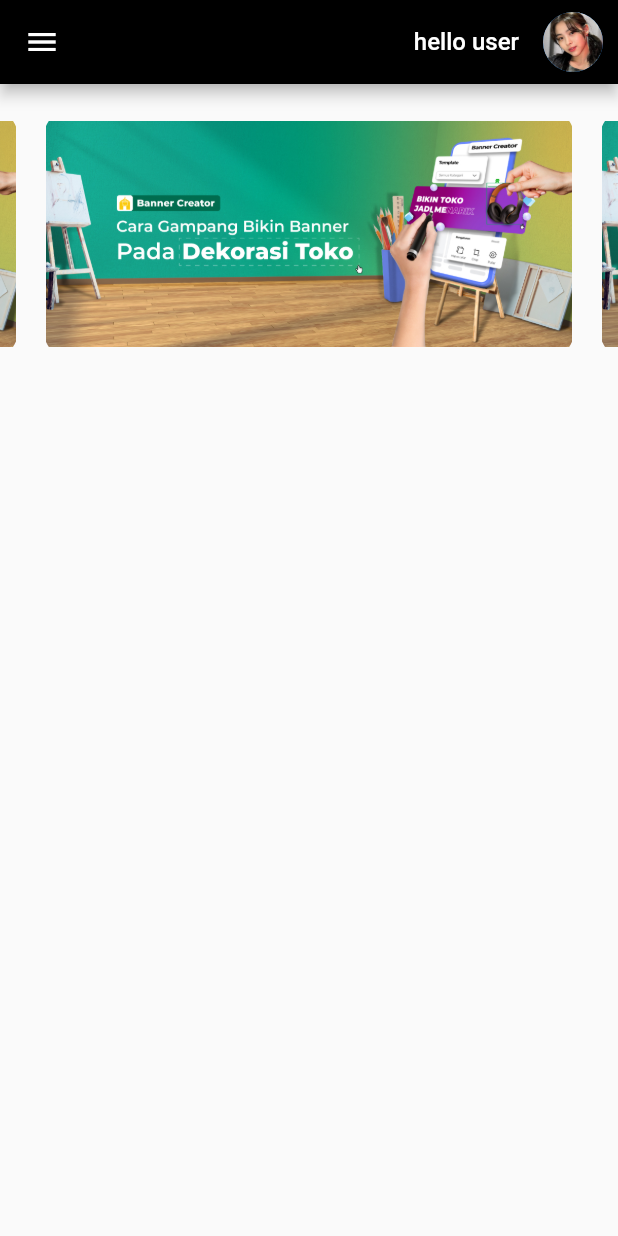
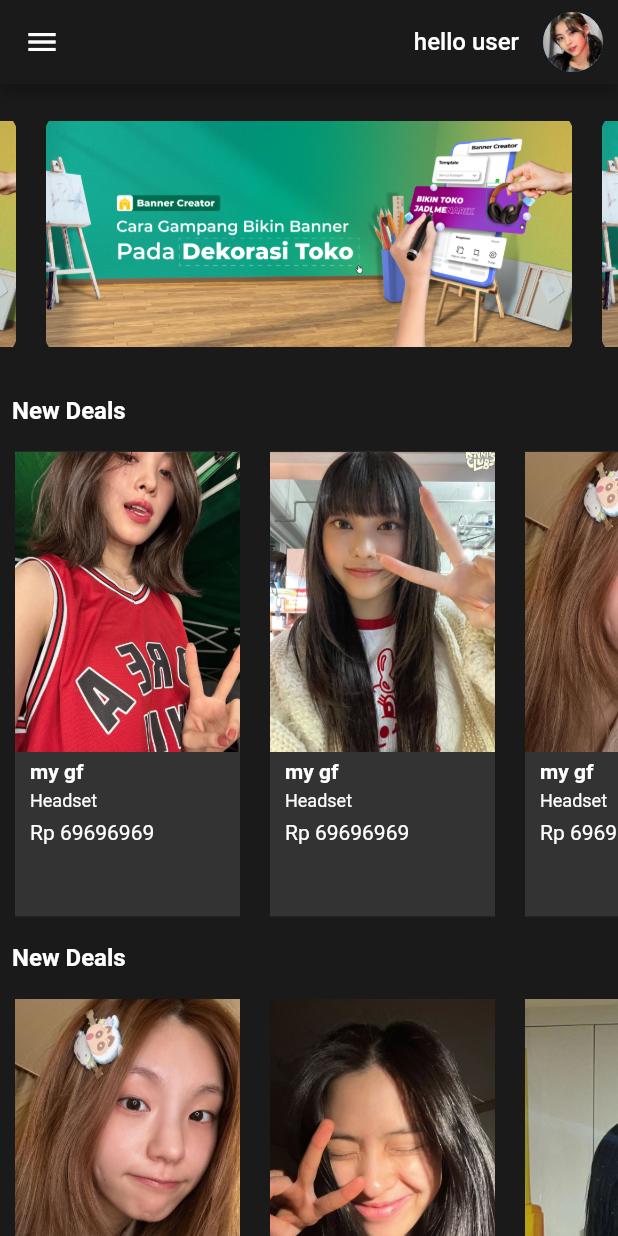
Before and after one commit to mughidaf/Gative-Mobile-App, a Flutter app: the screen it shows after launch, on a phone screen of 412 x 824 dp. Run offline on Flutter 3.47's test engine with Material 2 defaults, Android fonts, the phone set to English and light mode, and no system bars; drawn by our look-alikes of carousel_slider.

Commit message:
Dasboard Done

```diff
--- /dev/null
+++ b/lib/Home/Presentation/appbar.dart
@@ -0,0 +1,245 @@
+import 'package:flutter/material.dart';
+import 'package:carousel_slider/carousel_slider.dart';
+
+class Sidebar extends StatelessWidget {
+  @override
+  Widget build(BuildContext context) {
+    return MaterialApp(
+      home: Scaffold(
+        backgroundColor: Color(0xFF1A1A1A),
+        appBar: AppBar(
+          backgroundColor: Color(0xFF1A1A1A),
+          leading: Builder(
+            builder: (BuildContext context) {
+              return IconButton(
+                icon: Icon(Icons.menu),
+                onPressed: () {
+                  Scaffold.of(context).openDrawer();
+                },
+              );
+            },
+          ),
+          actions: <Widget>[
+            CircleAvatar(
+              backgroundImage: AssetImage('assets/do.webp'),
+            ),
+            SizedBox(width: 10),
+          ],
+          title: Align(
+            alignment: Alignment.centerRight,
+            child: Text(
+              'hello user',
+              style: TextStyle(fontSize: 16, color: Colors.white),
+            ),
+          ),
+        ),
+        drawer: Drawer(
+          child: ListView(
+            children: <Widget>[
+              DrawerHeader(
+                child: Text('Sidebar'),
+                decoration: BoxDecoration(
+                  color: Colors.grey,
+                ),
+              ),
+              ListTile(
+                title: Text('Category'),
+                onTap: () {
+                  // Handle item 1 press
+                },
+              ),
+              ListTile(
+                title: Text('Shopping Cart'),
+                onTap: () {
+                  // Handle item 2 press
+                },
+              ),
+              ListTile(
+                title: Text('Wishlist'),
+                onTap: () {
+                  // Handle item 3 press
+                },
+              ),
+              ListTile(
+                title: Text('Forum'),
+                onTap: () {
+                  // Handle item 4 press
+                },
+              ),
+            ],
+          ),
+        ),
+        body: SingleChildScrollView(
+          child: Column(
+            children: [
+              Container(
+                height: 200.0,
+                child: CarouselSlider(
+                  options: CarouselOptions(
+                      height: 200.0,
+                      viewportFraction: 0.9,
+                      aspectRatio: 16 / 9,
+                      autoPlay: true,
+                      ),
+                  items: [
+                    "assets/slide/banner1.jpg",
+                    "assets/slide/banner1.jpg",
+                  ].map((i) {
+                    return Builder(
+                      builder: (BuildContext context) {
+                        return Container(
+                          margin: EdgeInsets.symmetric(horizontal: 5),
+                          child: ClipRRect(
+                            borderRadius: BorderRadius.circular(50),
+                            child: Container(
+                              margin: EdgeInsets.symmetric(horizontal: 5),
+                              child: Image.asset(i, fit: BoxFit.contain),
+                            ),
+                          ),
+                        );
+                      },
+                    );
+                  }).toList(),
+                ),
+              ),
+              Padding(
+                padding: const EdgeInsets.all(8.0),
+                child: Align(
+                  alignment: Alignment.topLeft,
+                  child: Text(
+                    'New Deals',
+                    style: TextStyle(fontSize: 16, fontWeight: FontWeight.bold, color: Colors.white),
+                  ),
+                ),
+              ),
+              Container(
+                width: MediaQuery.of(context).size.width,
+                height: 330,
+                child: ListView(
+                  scrollDirection: Axis.horizontal,
+                  children: [
+                    Container(
+                      margin:
+                          EdgeInsets.symmetric(vertical: 10, horizontal: 10),
+                      height: 200,
+                      width: 150,
+                      color: Color(0xFF333333),
+                      child: Column(
+                        crossAxisAlignment: CrossAxisAlignment.start,
+                        children: [
+                          Container(height: 200, width: 150, child: Image.asset("assets/slide/ryujin2.jpg", fit: BoxFit.cover)),
+                          Padding(padding: const EdgeInsets.symmetric(horizontal: 10, vertical: 5),child: Text("my gf",style: TextStyle(fontSize: 14,fontWeight: FontWeight.bold, color: Colors.white))),
+                          Padding(padding: const EdgeInsets.symmetric(horizontal: 10, vertical: 0),child: Text("Headset",style: TextStyle(fontSize: 12,fontWeight: FontWeight.w400, color: Colors.white))),
+                          Padding(padding: const EdgeInsets.symmetric(horizontal: 10, vertical: 6),child: Text("Rp 69696969",style: TextStyle(fontSize: 14,fontWeight: FontWeight.w400, color: Colors.white))),
+                        ],
+                      ),
+                    ),
+                    Container(
+                      margin:
+                          EdgeInsets.symmetric(vertical: 10, horizontal: 10),
+                      height: 200,
+                      width: 150,
+                      color: Color(0xFF333333),
+                      child: Column(
+                        crossAxisAlignment: CrossAxisAlignment.start,
+                        children: [
+                          Container(height: 200, width: 150, child: Image.asset("assets/slide/haerin1.jpg", fit: BoxFit.cover)),
+                          Padding(padding: const EdgeInsets.symmetric(horizontal: 10, vertical: 5),child: Text("my gf",style: TextStyle(fontSize: 14,fontWeight: FontWeight.bold, color: Colors.white))),
+                          Padding(padding: const EdgeInsets.symmetric(horizontal: 10, vertical: 0),child: Text("Headset",style: TextStyle(fontSize: 12,fontWeight: FontWeight.w400, color: Colors.white))),
+                          Padding(padding: const EdgeInsets.symmetric(horizontal: 10, vertical: 6),child: Text("Rp 69696969",style: TextStyle(fontSize: 14,fontWeight: FontWeight.w400, color: Colors.white))),
+                        ],
+                      ),
+                    ),
+                    Container(
+                      margin:
+                          EdgeInsets.symmetric(vertical: 10, horizontal: 10),
+                      height: 250,
+                      width: 150,
+                      color: Color(0xFF333333),
+                      child: Column(
+                        crossAxisAlignment: CrossAxisAlignment.start,
+                        children: [
+                          Container(height: 200, width: 150, child: Image.asset("assets/slide/yeji1.jpg", fit: BoxFit.cover)),
+                          Padding(padding: const EdgeInsets.symmetric(horizontal: 10, vertical: 5),child: Text("my gf",style: TextStyle(fontSize: 14,fontWeight: FontWeight.bold, color: Colors.white))),
+                          Padding(padding: const EdgeInsets.symmetric(horizontal: 10, vertical: 0),child: Text("Headset",style: TextStyle(fontSize: 12,fontWeight: FontWeight.w400, color: Colors.white))),
+                          Padding(padding: const EdgeInsets.symmetric(horizontal: 10, vertical: 6),child: Text("Rp 69696969",style: TextStyle(fontSize: 14,fontWeight: FontWeight.w400, color: Colors.white))),
+                        ],
+                      ),
+                    ),
+                  ],
+                ),
+              ),
+              Padding(
+                padding: const EdgeInsets.all(8.0),
+                child: Align(
+                  alignment: Alignment.topLeft,
+                  child: Text(
+                    'New Deals',
+                    style: TextStyle(fontSize: 16, fontWeight: FontWeight.bold, color: Colors.white),
+                  ),
+                ),
+              ),
+              Container(
+                width: MediaQuery.of(context).size.width,
+                height: 330,
+                child: ListView(
+                  scrollDirection: Axis.horizontal,
+                  children: [
+                    Container(
+                      margin:
+                          EdgeInsets.symmetric(vertical: 10, horizontal: 10),
+                      height: 200,
+                      width: 150,
+                      color: Color(0xFF333333),
+                      child: Column(
+                        crossAxisAlignment: CrossAxisAlignment.start,
+                        children: [
+                          Container(height: 200, width: 150, child: Image.asset("assets/slide/yeji1.jpg", fit: BoxFit.cover)),
+                          Padding(padding: const EdgeInsets.symmetric(horizontal: 10, vertical: 5),child: Text("my gf",style: TextStyle(fontSize: 14,fontWeight: FontWeight.bold, color: Colors.white))),
+                          Padding(padding: const EdgeInsets.symmetric(horizontal: 10, vertical: 0),child: Text("Headset",style: TextStyle(fontSize: 12,fontWeight: FontWeight.w400, color: Colors.white))),
+                          Padding(padding: const EdgeInsets.symmetric(horizontal: 10, vertical: 6),child: Text("Rp 69696969",style: TextStyle(fontSize: 14,fontWeight: FontWeight.w400, color: Colors.white))),
+                        ],
+                      ),
+                    ),
+                    Container(
+                      margin:
+                          EdgeInsets.symmetric(vertical: 10, horizontal: 10),
+                      height: 250,
+                      width: 150,
+                      color: Color(0xFF333333),
+                      child: Column(
+                        crossAxisAlignment: CrossAxisAlignment.start,
+                        children: [
+                          Container(height: 200, width: 150, child: Image.asset("assets/slide/ryujin1.jpg", fit: BoxFit.cover)),
+                          Padding(padding: const EdgeInsets.symmetric(horizontal: 10, vertical: 5),child: Text("my gf",style: TextStyle(fontSize: 14,fontWeight: FontWeight.bold, color: Colors.white))),
+                          Padding(padding: const EdgeInsets.symmetric(horizontal: 10, vertical: 0),child: Text("Headset",style: TextStyle(fontSize: 12,fontWeight: FontWeight.w400, color: Colors.white))),
+                          Padding(padding: const EdgeInsets.symmetric(horizontal: 10, vertical: 6),child: Text("Rp 69696969",style: TextStyle(fontSize: 14,fontWeight: FontWeight.w400, color: Colors.white))),
+                        ],
+                      ),
+                    ),
+                    Container(
+                      margin:
+                          EdgeInsets.symmetric(vertical: 10, horizontal: 10),
+                      height: 250,
+                      width: 150,
+                      color: Color(0xFF333333),
+                      child: Column(
+                        crossAxisAlignment: CrossAxisAlignment.start,
+                        children: [
+                          Container(height: 200, width: 150, child: Image.asset("assets/slide/pp.jpg", fit: BoxFit.cover)),
+                          Padding(padding: const EdgeInsets.symmetric(horizontal: 10, vertical: 5),child: Text("my gf",style: TextStyle(fontSize: 14,fontWeight: FontWeight.bold, color: Colors.white))),
+                          Padding(padding: const EdgeInsets.symmetric(horizontal: 10, vertical: 0),child: Text("Headset",style: TextStyle(fontSize: 12,fontWeight: FontWeight.w400, color: Colors.white))),
+                          Padding(padding: const EdgeInsets.symmetric(horizontal: 10, vertical: 6),child: Text("Rp 69696969",style: TextStyle(fontSize: 14,fontWeight: FontWeight.w400, color: Colors.white))),
+                        ],
+                      ),
+                    ),
+                  ],
+                ),
+              ),
+            ],
+          ),
+        ),
+      ),
+    );
+  }
+}
--- /dev/null
+++ b/lib/Home/Presentation/slider.dart
@@ -0,0 +1,10 @@
+import 'package:flutter/material.dart';
+
+class items extends StatelessWidget {
+  const items({super.key});
+
+  @override
+  Widget build(BuildContext context) {
+    return Container();
+  }
+}
--- a/lib/main.dart
+++ b/lib/main.dart
@@ -1,102 +1,21 @@
 import 'package:flutter/material.dart';
-import 'package:carousel_slider/carousel_slider.dart';
+import 'package:gative_mobile_ver/Home/Presentation/appbar.dart';
 
 void main() {
   runApp(MyApp());
 }
 
 class MyApp extends StatelessWidget {
+  const MyApp({super.key});
+
   @override
   Widget build(BuildContext context) {
     return MaterialApp(
-      home: Scaffold(
-        appBar: AppBar(
-          backgroundColor: Colors.black,
-          leading: Builder(
-            builder: (BuildContext context) {
-              return IconButton(
-                icon: Icon(Icons.menu),
-                onPressed: () {
-                  Scaffold.of(context).openDrawer();
-                },
-              );
-            },
-          ),
-          actions: <Widget>[
-            CircleAvatar(
-              backgroundImage: AssetImage('assets/do.webp'),
-            ),
-            SizedBox(width: 10),
-          ],
-          title: Align(
-            alignment: Alignment.centerRight,
-            child: Text(
-              'hello user',
-              style: TextStyle(fontSize: 16),
-            ),
-          ),
-        ),
-        drawer: Drawer(
-          child: ListView(
-            children: <Widget>[
-              DrawerHeader(
-                child: Text('Sidebar'),
-                decoration: BoxDecoration(
-                  color: Colors.grey,
-                ),
-              ),
-              ListTile(
-                title: Text('Category'),
-                onTap: () {
-                  // Handle item 1 press
-                },
-              ),
-              ListTile(
-                title: Text('Shopping Cart'),
-                onTap: () {
-                  // Handle item 2 press
-                },
-              ),
-              ListTile(
-                title: Text('Wishlist'),
-                onTap: () {
-                  // Handle item 3 press
-                },
-              ),
-              ListTile(
-                title: Text('Forum'),
-                onTap: () {
-                  // Handle item 4 press
-                },
-              ),
-            ],
-          ),
-        ),
-        body: Container(
-          height: 200.0,
-          child: CarouselSlider(
-            options: CarouselOptions(height: 200.0, viewportFraction: 0.9, aspectRatio: 16/9, autoPlay: true),
-            items: [
-              "assets/slide/banner1.jpg",
-              "assets/slide/banner1.jpg",
-              ].map((i) {
-              return Builder(
-                builder: (BuildContext context) {
-                  return Container(
-                    margin: EdgeInsets.symmetric(horizontal: 5),
-                    child: ClipRRect(
-                      borderRadius: BorderRadius.circular(50),
-                      child: Container(
-                        margin: EdgeInsets.symmetric(horizontal: 5),
-                        child: Image.asset(i, fit: BoxFit.contain,)),
-                    ),
-                  );
-                },
-              );
-            }).toList(),
-          ),
-        ),
+      title: "Gative",
+      theme: ThemeData(
+        primaryColor: Colors.blue,
       ),
+      home: Sidebar(),
     );
   }
 }
```
Also changed, not shown: assets/slide/haerin1.jpg (added), assets/slide/ryujin1.jpg (added), assets/slide/ryujin2.jpg (added), assets/slide/yeji1.jpg (added).
